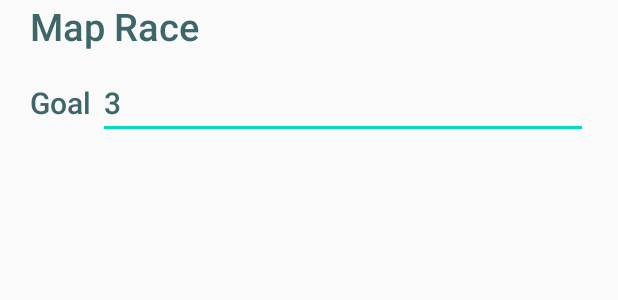
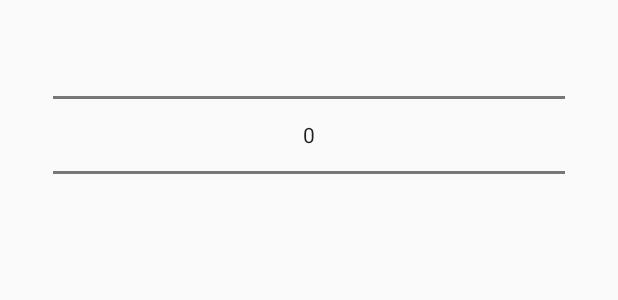
Before and after one commit to kashepavadan/cs446proj, an Android app: the layout landmark_goal_dialog.xml on its own in the app's theme, with its tools: preview values and no code run, on a phone screen of 412 x 824 dp. Shown: the top 300 px of the screen. Run offline under Robolectric (Android 15) with nearby library versions, the phone set to English and light mode, and no system bars.

Commit message:
Use NumberPicker when choosing goal

```diff
--- a/app/src/main/java/com/example/maprace/GameActivity.java
+++ b/app/src/main/java/com/example/maprace/GameActivity.java
@@ -19,6 +19,8 @@ import androidx.core.app.ActivityCompat;
 import androidx.core.content.ContextCompat;
 import androidx.fragment.app.DialogFragment;
 
+import com.example.maprace.component.GameEndDialog;
+import com.example.maprace.component.LandmarkGoalDialog;
 import com.example.maprace.data.model.GameMode;
 import com.example.maprace.model.GameModel;
 import com.google.android.material.snackbar.Snackbar;
@@ -227,9 +229,9 @@ public class GameActivity extends AppCompatActivity implements LandmarkGoalDialo
     }
 
     @Override
-    public void onLandmarkGoalDialogPositiveClick(DialogFragment dialog, String goalNum) {
+    public void onLandmarkGoalDialogPositiveClick(DialogFragment dialog, int goal) {
         // User touched the dialog's positive button
-        gameModel.setGoal(Integer.parseInt(goalNum));
+        gameModel.setGoal(goal);
         startGame();
     }
 }
--- a/app/src/main/java/com/example/maprace/GameEndDialog.java
+++ b/app/src/main/java/com/example/maprace/component/GameEndDialog.java
@@ -1,4 +1,4 @@
-package com.example.maprace;
+package com.example.maprace.component;
 
 import android.app.AlertDialog;
 import android.app.Dialog;
@@ -8,6 +8,8 @@ import android.os.Bundle;
 import androidx.annotation.NonNull;
 import androidx.annotation.Nullable;
 import androidx.fragment.app.DialogFragment;
+
+import com.example.maprace.GameActivity;
 
 
 public class GameEndDialog extends DialogFragment {
--- a/app/src/main/res/layout/landmark_goal_dialog.xml
+++ b/app/src/main/res/layout/landmark_goal_dialog.xml
@@ -1,48 +1,15 @@
 <?xml version="1.0" encoding="utf-8"?>
-<RelativeLayout xmlns:android="http://schemas.android.com/apk/res/android"
+<LinearLayout xmlns:android="http://schemas.android.com/apk/res/android"
     xmlns:app="http://schemas.android.com/apk/res-auto"
     xmlns:tools="http://schemas.android.com/tools"
-    android:layout_width="wrap_content"
+    android:layout_width="match_parent"
     android:layout_height="match_parent"
-    android:backgroundTint="#3D666A"
-    tools:context=".LandmarkGoalDialog">
+    android:paddingHorizontal="35dp"
+    tools:context=".component.LandmarkGoalDialog">
 
-    <TextView
-        android:id="@+id/header"
-        android:layout_width="wrap_content"
-        android:layout_height="wrap_content"
-        android:text="Map Race"
-        android:textSize="25sp"
-        android:paddingLeft="20dp"
-        android:gravity="center_horizontal"
-        android:fontFamily="sans-serif-medium"
-        android:textColor="#3D666A"
-        />
+    <NumberPicker
+        android:id="@+id/goalPicker"
+        android:layout_width="match_parent"
+        android:layout_height="wrap_content"/>
 
-    <TextView
-        android:id="@+id/landmarkgoal"
-        android:layout_width="wrap_content"
-        android:layout_height="wrap_content"
-        android:paddingTop="20dp"
-        android:paddingLeft="20dp"
-        android:text="Goal "
-        android:textSize="20sp"
-        android:fontFamily="sans-serif-medium"
-        android:textColor="#3D666A"
-        android:layout_below="@+id/header"/>
-
-    <EditText
-        android:id="@+id/goalNum"
-        android:layout_width="match_parent"
-        android:layout_height="wrap_content"
-        android:layout_below="@+id/header"
-        android:layout_marginRight="20dp"
-        android:layout_toRightOf="@+id/landmarkgoal"
-        android:fontFamily="sans-serif-medium"
-        android:inputType="number"
-        android:paddingTop="20dp"
-        android:text="3"
-        android:textColor="#3D666A"
-        android:textSize="20sp" />
-
-</RelativeLayout>
+</LinearLayout>
```
Also changed, not shown: app/src/main/java/com/example/maprace/component/LandmarkGoalDialog.java (renamed from app/src/main/java/com/example/maprace/LandmarkGoalDialog.java, +18 -10 lines).
